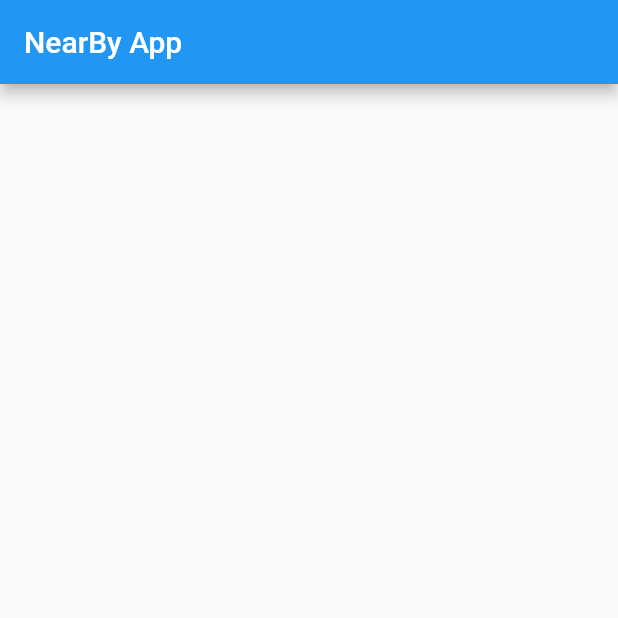
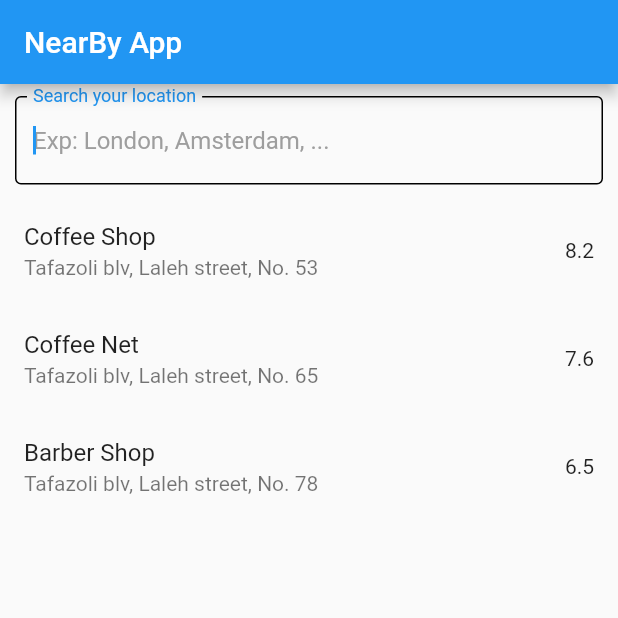
Before and after one commit to mahdiyarz/NearBy_Me, a Flutter app: the screen it shows after launch, on a phone screen of 412 x 824 dp, the top half of it. Run offline on Flutter 3.47's test engine with Material 2 defaults, Android fonts, the phone set to English and light mode, and no system bars; our stand-ins replace get.

Commit message:
Create first impression of first page
Create text form field for searching and set stores list widget after that. Also create a mock data for now on home screen.

```diff
--- a/lib/presentation/home/home.dart
+++ b/lib/presentation/home/home.dart
@@ -1,20 +1,72 @@
 import 'package:flutter/material.dart';
+import 'package:get/get.dart';
+import 'package:nearby_me/helpers/getx_controller.dart';
+import 'package:nearby_me/models/stores_model.dart';
+import 'package:nearby_me/presentation/home/local_widgets/stores_list.dart';
 
-class Home extends StatefulWidget {
-  const Home({super.key});
+class Home extends StatelessWidget {
+  Home({super.key});
 
-  @override
-  State<Home> createState() => _HomeState();
-}
+  MyController getController = Get.put<MyController>(MyController());
 
-class _HomeState extends State<Home> {
+  final TextEditingController _searchController = TextEditingController();
+
+  final List<StoresModel> _mockData = [
+    StoresModel(
+      name: 'Coffee Shop',
+      address: 'Tafazoli blv, Laleh street, No. 53',
+      rate: 8.2,
+      phone: 'phone',
+      reviews: 'reviews',
+    ),
+    StoresModel(
+      name: 'Coffee Net',
+      address: 'Tafazoli blv, Laleh street, No. 65',
+      rate: 7.6,
+      phone: 'phone',
+      reviews: 'reviews',
+    ),
+    StoresModel(
+      name: 'Barber Shop',
+      address: 'Tafazoli blv, Laleh street, No. 78',
+      rate: 6.5,
+      phone: 'phone',
+      reviews: 'reviews',
+    ),
+  ];
+
   @override
   Widget build(BuildContext context) {
     return Scaffold(
       appBar: AppBar(
         title: const Text('NearBy App'),
       ),
-      body: Container(),
+      body: ListView(
+        physics: const BouncingScrollPhysics(
+            parent: AlwaysScrollableScrollPhysics()),
+        children: [
+          Padding(
+            padding: const EdgeInsets.symmetric(
+              vertical: 8.0,
+              horizontal: 10,
+            ),
+            child: TextFormField(
+              controller: _searchController,
+              autofocus: true,
+              onChanged: getController.updateQuery,
+              decoration: const InputDecoration(
+                border: OutlineInputBorder(),
+                enabledBorder: OutlineInputBorder(),
+                focusedBorder: OutlineInputBorder(),
+                label: Text('Search your location'),
+                hintText: 'Exp: London, Amsterdam, ...',
+                hintStyle: TextStyle(color: Colors.grey),
+              ),
+            ),
+          ),
+          StoresList(stores: _mockData),
+        ],
+      ),
     );
   }
 }
```
